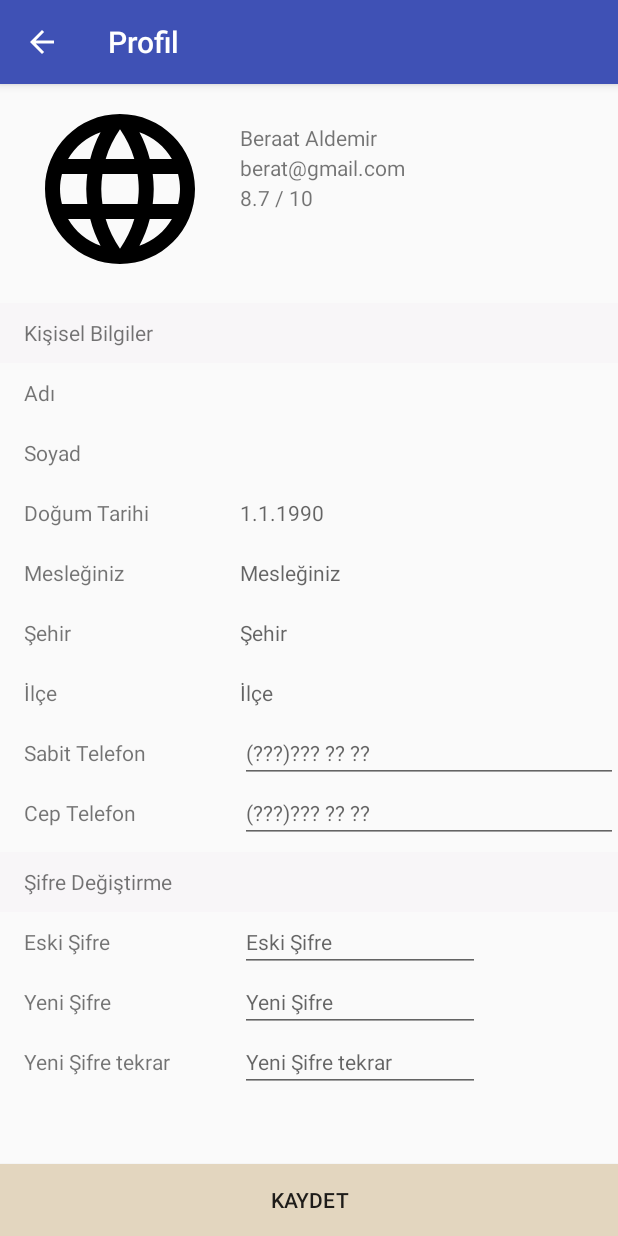
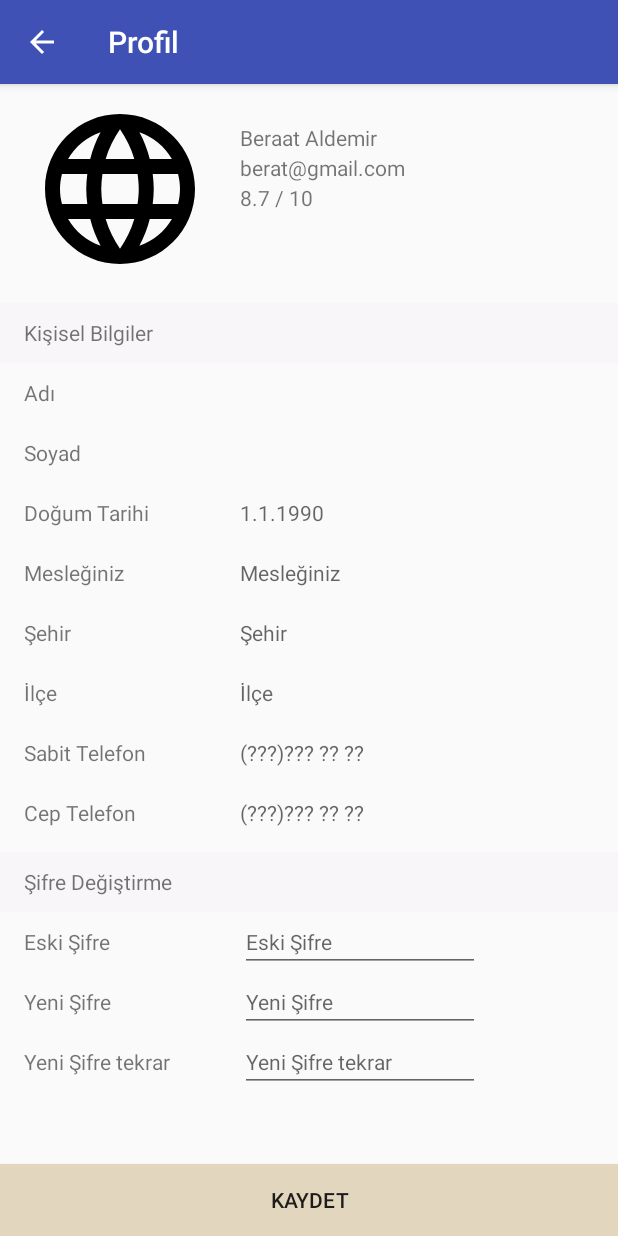
Before and after one commit to dentalmarket/android, an Android app: the ProfileActivity screen opened directly, with no data from a screen before it, on a phone screen of 412 x 824 dp. Run offline under Robolectric (Android 15) with nearby library versions, the phone set to English and light mode, and no system bars; our stand-ins replace Volley; network calls fail; 1 statement that could not run was skipped.

Commit message:
#15 ** Profil Activity'de tasarımda iyileştirme yapıldı

```diff
--- a/app/src/main/java/market/dental/android/ProfileActivity.java
+++ b/app/src/main/java/market/dental/android/ProfileActivity.java
@@ -50,6 +50,7 @@ public class ProfileActivity extends AppCompatActivity {
     private TextView professionTextView;
     private TextView cityEditText;
     private TextView boroughEditText;
+    private TextView birthdayText;
 
     private List<Profession> professionList = new ArrayList<>();
     private ProfessionListAdapter professionListAdapter = null;
@@ -57,6 +58,9 @@ public class ProfileActivity extends AppCompatActivity {
     private CityListAdapter cityListAdapter = null;
     private boolean professionListRequestSuccess = false;
     private boolean cityListRequestSuccess = false;
+
+    private City selectedCity = null;
+    private Borough selectedBorough = null;
 
     @Override
     protected void onCreate(Bundle savedInstanceState) {
@@ -72,6 +76,8 @@ public class ProfileActivity extends AppCompatActivity {
         TextView activity_profile_header_rate = (TextView)findViewById(R.id.activity_profile_header_rate);
         EditText activity_profile_content_name = (EditText)findViewById(R.id.activity_profile_content_name);
         EditText activity_profile_content_lastname = (EditText)findViewById(R.id.activity_profile_content_lastname);
+        EditText activity_profile_phone = (EditText)findViewById(R.id.activity_profile_phone);
+        EditText activity_profile_mobile_phone = (EditText)findViewById(R.id.activity_profile_mobile_phone);
         professionTextView = (TextView)findViewById(R.id.activity_profile_profession);
         cityEditText = (TextView)findViewById(R.id.activity_profile_city_text);
         boroughEditText = (TextView)findViewById(R.id.activity_profile_borough_text);
@@ -87,6 +93,8 @@ public class ProfileActivity extends AppCompatActivity {
             activity_profile_header_rate.setText(" ?? / 10");
             activity_profile_content_name.setText(user.getFirst_name());
             activity_profile_content_lastname.setText(user.getLast_name());
+            activity_profile_phone.setText(user.getPhone());
+            activity_profile_mobile_phone.setText(user.getMobile_phone());
             professionTextView.setText(user.getJob());
         } catch (JSONException e) {
             e.printStackTrace();
@@ -202,7 +210,7 @@ public class ProfileActivity extends AppCompatActivity {
         // *****************************************************************************************
         //                          AJAX - DATEPICKER
         // *****************************************************************************************
-        TextView birthdayText = findViewById(R.id.activity_profile_birthday);
+        birthdayText = findViewById(R.id.activity_profile_birthday);
         birthdayText.setOnClickListener(new View.OnClickListener(){
             @Override
             public void onClick(View view){
@@ -214,10 +222,12 @@ public class ProfileActivity extends AppCompatActivity {
                     @Override
                     public void onDateSet(DatePicker view, int year, int month, int dayOfMonth) {
                         Log.i(Result.LOG_TAG_INFO.getResultText() , "DENEME datepicker");
+                        birthdayText.setText(dayOfMonth + "." + (month+1) + "." + year);
                     }
                 } , year , month, day);
 
                 mDatePicker.show();
+
             }
         });
     }
@@ -267,8 +277,9 @@ public class ProfileActivity extends AppCompatActivity {
                 mBuilder.setAdapter(cityListAdapter, new DialogInterface.OnClickListener() {
                     @Override
                     public void onClick(DialogInterface dialog, int which) {
-                        cityEditText.setText( ((City) cityListAdapter.getItem(which)).getName() );
-                        getBoroughListWithAjax(((City) cityListAdapter.getItem(which)).getId());
+                        selectedCity = (City) cityListAdapter.getItem(which);
+                        cityEditText.setText( selectedCity.getName() );
+                        getBoroughListWithAjax(selectedCity.getId());
                     }
                 });
                 mBuilder.show();
@@ -278,6 +289,11 @@ public class ProfileActivity extends AppCompatActivity {
 
 
     public void getBoroughListWithAjax(final int cityId){
+
+        // remove previous borough list
+        boroughEditText.setText("");
+        selectedBorough = null;
+
         progressDialog.show();
         // *****************************************************************************************
         //                          AJAX - GET PROFESSIONS
@@ -337,7 +353,8 @@ public class ProfileActivity extends AppCompatActivity {
                 mBuilder.setAdapter(boroughListAdapter, new DialogInterface.OnClickListener() {
                     @Override
                     public void onClick(DialogInterface dialog, int which) {
-                        boroughEditText.setText(((Borough) boroughListAdapter.getItem(which)).getName());
+                        selectedBorough = (Borough) boroughListAdapter.getItem(which);
+                        boroughEditText.setText(selectedBorough.getName());
                     }
                 });
                 mBuilder.show();
--- a/app/src/main/res/layout/activity_profile.xml
+++ b/app/src/main/res/layout/activity_profile.xml
@@ -202,6 +202,7 @@
                         android:gravity="center_vertical"
                         android:text="Sabit Telefon" />
                     <EditText
+                        android:id="@+id/activity_profile_phone"
                         style="@style/DentalMarket.Profile.InputField"
                         android:hint="@string/unknown_phone" />
                 </TableRow>
@@ -216,6 +217,7 @@
                         android:gravity="center_vertical"
                         android:text="Cep Telefon" />
                     <EditText
+                        android:id="@+id/activity_profile_mobile_phone"
                         style="@style/DentalMarket.Profile.InputField"
                         android:hint="@string/unknown_phone" />
                 </TableRow>
--- a/app/src/main/res/values/styles.xml
+++ b/app/src/main/res/values/styles.xml
@@ -33,6 +33,7 @@
         <item name="android:layout_weight">1</item>
         <item name="android:gravity">center_vertical</item>
         <item name="android:singleLine">true</item>
+        <item name="android:background">@android:color/transparent</item>
     </style>
 
     <style name="DentalMarket.RegisterEditText" parent="@android:style/TextAppearance.Small">
```
